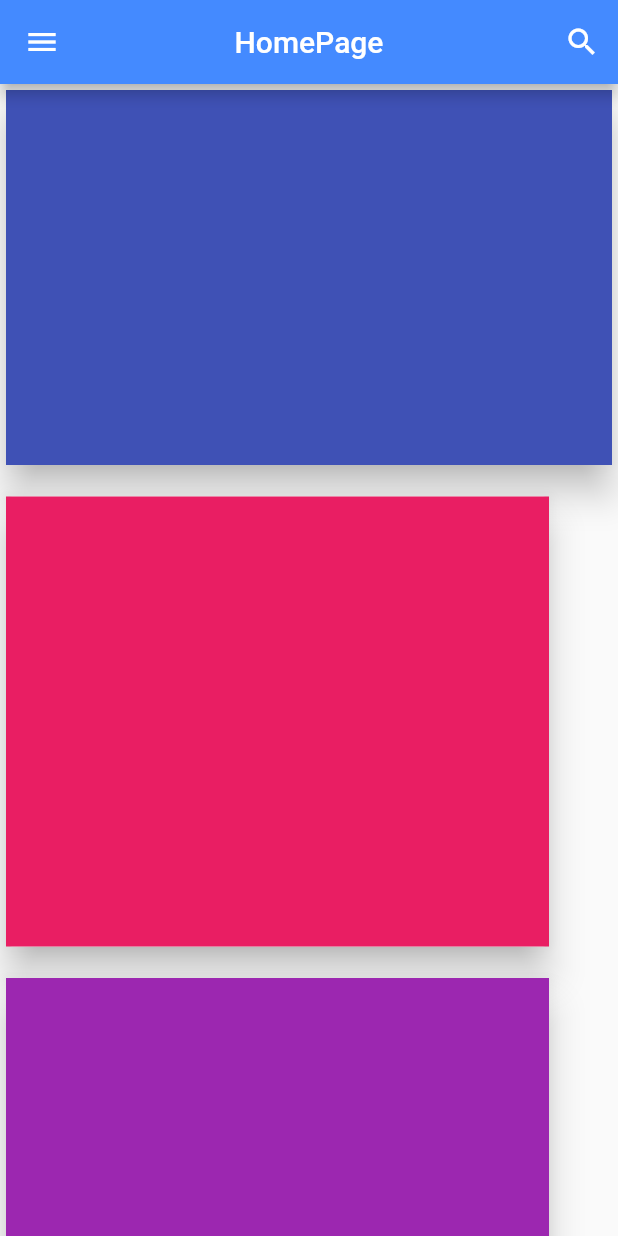
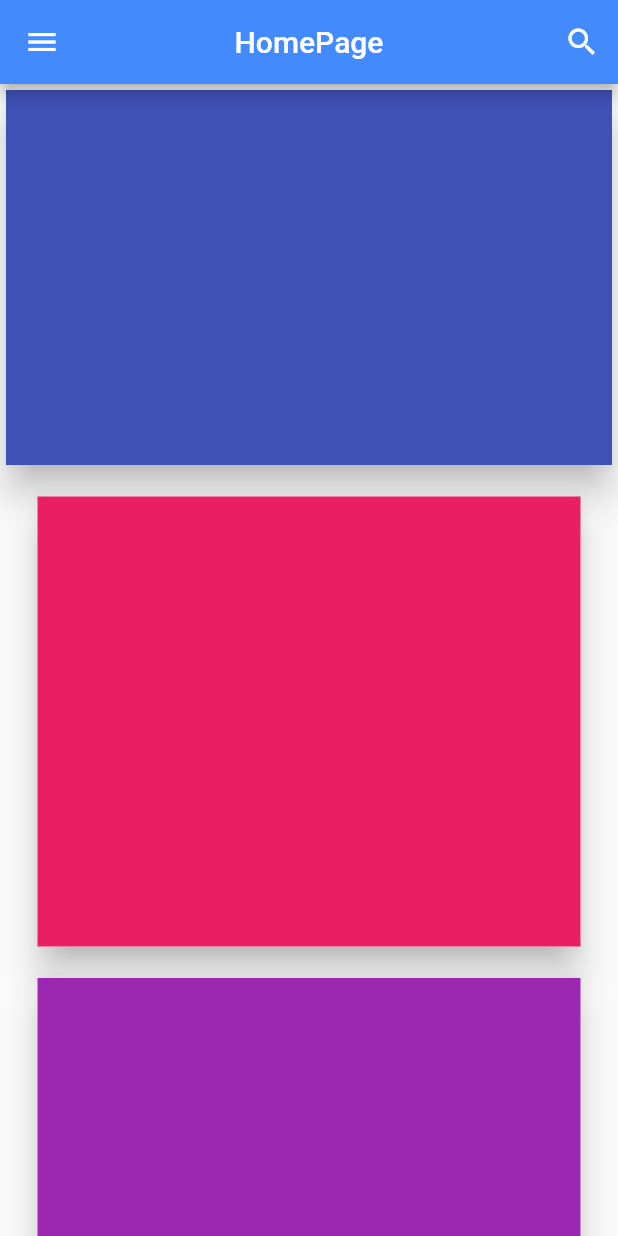
Before and after one commit to eliezer2020/reponsive_web_flutter, a Flutter app: the screen it shows after launch, on a phone screen of 412 x 824 dp. Run offline on Flutter 3.47's test engine with Material 2 defaults, Android fonts, the phone set to English and light mode, and no system bars.

Commit message:
added largeScreen boolean

```diff
--- a/responsive_test/lib/main.dart
+++ b/responsive_test/lib/main.dart
@@ -1,6 +1,9 @@
 import 'package:flutter/material.dart';
 
 void main() => runApp(MyApp());
+
+const kDesktopBreakpoint = 1024.0;
+bool largeScreen;
 
 class MyApp extends StatelessWidget {
   @override
@@ -13,25 +16,25 @@ class MyApp extends StatelessWidget {
   }
 }
 
-const kDesktopBreakpoint = 1024.0;
-
 class DashboardHome extends StatefulWidget {
   @override
   _DashboardHomeState createState() => _DashboardHomeState();
 }
 
 class _DashboardHomeState extends State<DashboardHome> {
-  int _hoveredIndex;
-
   @override
   Widget build(BuildContext context) {
+    largeScreen = (MediaQuery.of(context).size.width >= kDesktopBreakpoint)
+        ? true
+        : false;
     return LayoutBuilder(
-      builder: (_, dimens) => Scaffold(
-        drawer: dimens.maxWidth < kDesktopBreakpoint ? buildDrawer() : null,
+      builder: (context, dimens) => Scaffold(
+        //drawe es el que se oculta
+        drawer: !largeScreen ? buildDrawer() : null,
         appBar: buildDeskAppBar(),
         body: Row(
           children: <Widget>[
-            if (dimens.maxWidth >= kDesktopBreakpoint) buildDrawer(),
+            if (largeScreen) buildDrawer(),
             Expanded(
               child: Container(
                 alignment: Alignment.topCenter,
@@ -61,7 +64,11 @@ class _DashboardHomeState extends State<DashboardHome> {
           children: [
             Wrap(
               //start
-              alignment: WrapAlignment.start,
+              //horizonral aligment WrapAlignment.spaceAround,
+              alignment: (largeScreen)
+                  ? WrapAlignment.start
+                  : WrapAlignment.spaceAround,
+              //vertical aligment
               crossAxisAlignment: WrapCrossAlignment.start,
               runSpacing: 13,
               spacing: 13,
@@ -123,7 +130,8 @@ class _DashboardHomeState extends State<DashboardHome> {
     );
   }
 
-  Widget buildDrawer([double elevation = 15.0]) {
+  Widget buildDrawer() {
+    double elevation = 15.0;
     return Container(
       width: 265,
       child: Drawer(
@@ -176,36 +184,31 @@ class _DashboardHomeState extends State<DashboardHome> {
   }
 
   Widget buildListTile(int index, IconData iconData, String name) {
-    final isHovered = index == _hoveredIndex;
-    final iconColor =
-        // isHovered ? Colors.grey.shade600 : Colors.blueGrey.shade300;
-        isHovered ? Colors.blueAccent : Colors.blueAccent[700];
-    final textColor = isHovered ? Colors.white10 : Colors.white;
-    //Colors.grey.shade800 : Colors.blueGrey.shade200;
-    return MouseRegion(
-      onEnter: (_) => _setHoverIndex(index),
-      onExit: (_) => _setHoverIndex(null),
-      child: Container(
-        color: isHovered ? Color(0xFF4BA1B5) : null,
-        child: ListTile(
-          leading: Icon(iconData, color: iconColor),
-          title: Text(
-            name,
-            style: TextStyle(color: textColor),
-          ),
-          onTap: () {
+    Color textColor = Colors.white;
+    Color iconColor = Colors.blue[900];
+    return Container(
+      child: ListTile(
+        title: FlatButton(
+          hoverColor: Colors.blueAccent[700],
+          onPressed: () {
+            //set index
             Navigator.maybePop(context);
           },
+          child: Row(
+            children: [
+              Icon(iconData, color: iconColor),
+              SizedBox(
+                width: 20.0,
+              ),
+              Text(
+                name,
+                style: TextStyle(color: textColor),
+              ),
+            ],
+          ),
         ),
       ),
     );
-  }
-
-  void _setHoverIndex(int index) {
-    if (mounted)
-      setState(() {
-        _hoveredIndex = index;
-      });
   }
 
   crearFooter() {
@@ -236,3 +239,31 @@ class _DashboardHomeState extends State<DashboardHome> {
     );
   }
 }
+
+/*
+ Widget buildListTile(int index, IconData iconData, String name) {
+    final isHovered = index == _hoveredIndex;
+    final iconColor =
+        // isHovered ? Colors.grey.shade600 : Colors.blueGrey.shade300;
+        isHovered ? Colors.blueAccent : Colors.blueAccent[700];
+    final textColor = isHovered ? Colors.white10 : Colors.white;
+    //Colors.grey.shade800 : Colors.blueGrey.shade200;
+    return MouseRegion(
+      onEnter: (_) => _setHoverIndex(index),
+      onExit: (_) => _setHoverIndex(null),
+      child: Container(
+        color: isHovered ? Color(0xFF4BA1B5) : null,
+        child: ListTile(
+          leading: Icon(iconData, color: iconColor),
+          title: Text(
+            name,
+            style: TextStyle(color: textColor),
+          ),
+          onTap: () {
+            Navigator.maybePop(context);
+          },
+        ),
+      ),
+    );
+  }
+*/
```
